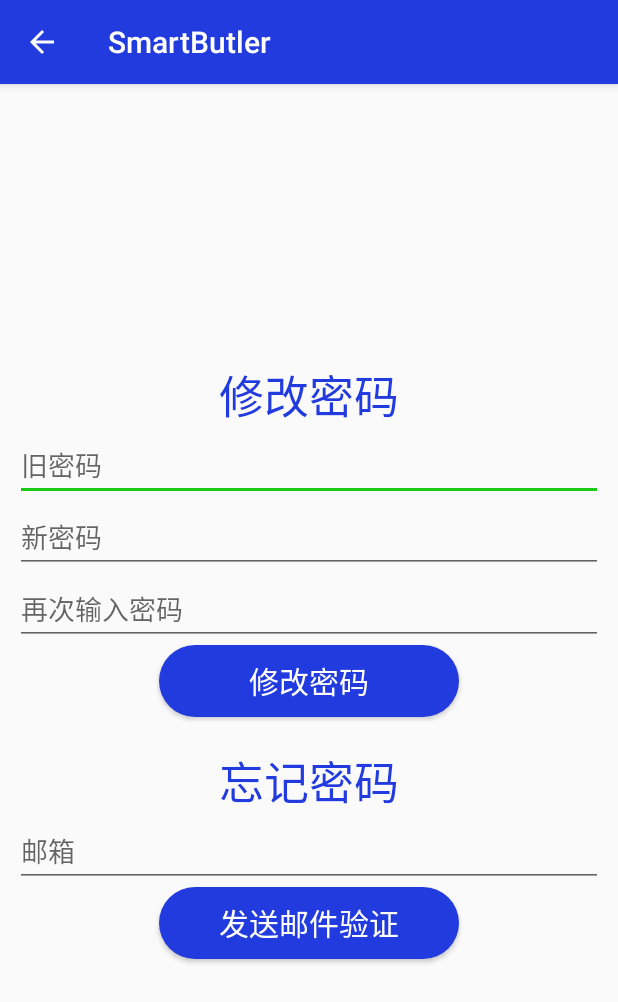
After one commit to zhongshiyi/SmartButler, an Android app: the ForgetPasswordActivity screen opened directly, with no data from a screen before it, on a phone screen of 412 x 824 dp. The commit adds this screen. Shown: the top 1002 px of the screen. Run offline under Robolectric (Android 15) with nearby library versions, the phone set to English and light mode, and no system bars; libraries missing offline, so code that uses them is left out: cn.bmob.v3; Roboto replaces fonts that are not available here.

Commit message:
实现更改/重置密码

```diff
--- a/app/src/main/AndroidManifest.xml
+++ b/app/src/main/AndroidManifest.xml
@@ -50,6 +50,8 @@
         <!--引导页-->
         <activity android:name=".ui.GuideActivity"
             android:theme="@style/NoActivityFullscreen"/>
+        <!--忘记/重置密码-->
+        <activity android:name=".ui.ForgetPasswordActivity"/>
     </application>
 
 </manifest>
--- /dev/null
+++ b/app/src/main/java/com/example/smartbutler/ui/ForgetPasswordActivity.java
@@ -0,0 +1,115 @@
+package com.example.smartbutler.ui;
+
+import android.content.Intent;
+import android.os.Bundle;
+import android.support.annotation.Nullable;
+import android.text.TextUtils;
+import android.view.View;
+import android.widget.Button;
+import android.widget.EditText;
+import android.widget.TextView;
+import android.widget.Toast;
+
+import com.example.smartbutler.R;
+import com.example.smartbutler.entity.MyUser;
+
+import cn.bmob.v3.exception.BmobException;
+import cn.bmob.v3.listener.UpdateListener;
+
+/**
+ * 项目名：    SmartButler
+ * 包名：      com.example.smartbutler.ui
+ * 文件名：    ForgetPasswordActivity
+ * 作者：      钟士宜
+ * 创建时间    2019/5/23 19:25
+ * 描述：      忘记/重置密码
+ */
+public class ForgetPasswordActivity extends BaseActivity implements View.OnClickListener {
+    private Button btn_forget_password;
+    private EditText et_email;
+    private EditText et_old_password;
+    private EditText et_new_password;
+    private EditText et_new_password_again;
+    private Button btn_change_password;
+
+    @Override
+    protected void onCreate(@Nullable Bundle savedInstanceState) {
+        super.onCreate(savedInstanceState);
+        setContentView(R.layout.activity_forget);
+
+        initView();
+    }
+
+    private void initView() {
+        btn_forget_password = findViewById(R.id.btn_forget_password);
+        btn_forget_password.setOnClickListener(this);
+
+        et_email = findViewById(R.id.et_email);
+        et_old_password = findViewById(R.id.et_old_password);
+        et_new_password = findViewById(R.id.et_new_password);
+        et_new_password_again = findViewById(R.id.et_new_password_again);
+
+
+        btn_change_password = findViewById(R.id.btn_change_password);
+        btn_change_password.setOnClickListener(this);
+
+    }
+
+    @Override
+    public void onClick(View v) {
+        switch (v.getId()) {
+            case R.id.btn_change_password:
+                //1、获取新旧密码的值
+                final String old_password = et_old_password.getText().toString().trim();
+                final String new_password = et_new_password.getText().toString().trim();
+                final String new_password_again = et_new_password_again.getText().toString().trim();
+                //2、判断是否为空
+                if (!TextUtils.isEmpty(old_password) & !TextUtils.isEmpty(new_password) & !TextUtils.isEmpty(new_password_again)){
+                    //3、判断密码是否输入一致
+                    if(new_password.equals(new_password_again)){
+                        //重置密码
+                        MyUser.updateCurrentUserPassword(old_password, new_password, new UpdateListener() {
+                            @Override
+                            public void done(BmobException e) {
+                                if (e == null) {
+                                    Toast.makeText(ForgetPasswordActivity.this,"更改密码成功！",Toast.LENGTH_SHORT).show();
+                                    finish();
+                                } else {
+                                    Toast.makeText(ForgetPasswordActivity.this,"更改密码失败:"+ e.toString(),Toast.LENGTH_SHORT).show();
+                                }
+                            }
+                        });
+                    }else{
+                        Toast.makeText(ForgetPasswordActivity.this,"两次密码不同！",Toast.LENGTH_SHORT).show();
+                    }
+                }else{
+                    Toast.makeText(ForgetPasswordActivity.this,"输入狂不能为空！",Toast.LENGTH_SHORT).show();
+                }
+                    break;
+            case R.id.btn_forget_password:
+                //1、获取输入框的邮箱
+                final String email = et_email.getText().toString().trim();
+                //2、判断是否为空
+                if (!TextUtils.isEmpty(email)) {
+                    //3、发送邮箱
+                    MyUser.resetPasswordByEmail(email, new UpdateListener() {
+
+                        @Override
+                        public void done(BmobException e) {
+                            if (e == null) {
+                                Toast.makeText(ForgetPasswordActivity.this, "邮件已经发送至："
+                                        + email, Toast.LENGTH_SHORT).show();
+                                finish();
+                            } else {
+                                Toast.makeText(ForgetPasswordActivity.this, "邮箱发送失败", Toast.LENGTH_SHORT).show();
+                            }
+                        }
+                    });
+
+                } else {
+                    Toast.makeText(this, "邮箱不能为空！", Toast.LENGTH_SHORT).show();
+                }
+                break;
+        }
+    }
+}
--- a/app/src/main/res/drawable/button_bg.xml
+++ b/app/src/main/res/drawable/button_bg.xml
@@ -1,5 +1,5 @@
 <?xml version="1.0" encoding="utf-8"?>
 <shape xmlns:android="http://schemas.android.com/apk/res/android">
-        <solid android:color="@color/colorAccent"/>
+        <solid android:color="@color/colorPrimary"/>
     <corners android:radius="30dp"/><!--圆角-->
 </shape>
--- /dev/null
+++ b/app/src/main/res/layout/activity_forget.xml
@@ -0,0 +1,67 @@
+<?xml version="1.0" encoding="utf-8"?>
+<LinearLayout xmlns:android="http://schemas.android.com/apk/res/android"
+    android:layout_width="match_parent"
+    android:layout_height="match_parent"
+    android:gravity="center"
+    android:orientation="vertical"
+    android:padding="10dp">
+
+    <TextView
+        android:layout_width="wrap_content"
+        android:layout_height="wrap_content"
+        android:text="修改密码"
+        android:textColor="@color/colorPrimary"
+        android:textSize="30sp" />
+
+    <EditText
+        android:id="@+id/et_old_password"
+        android:layout_width="match_parent"
+        android:layout_height="wrap_content"
+        android:hint="旧密码"/>
+
+    <EditText
+        android:id="@+id/et_new_password"
+        android:layout_width="match_parent"
+        android:layout_height="wrap_content"
+        android:hint="新密码"/>
+
+    <EditText
+        android:id="@+id/et_new_password_again"
+        android:layout_width="match_parent"
+        android:layout_height="wrap_content"
+        android:hint="再次输入密码"/>
+
+    <Button
+        android:id="@+id/btn_change_password"
+        android:layout_width="200dp"
+        android:layout_height="wrap_content"
+        android:text="修改密码"
+        android:textSize="20dp"
+        android:textColor="@android:color/white"
+        android:background="@drawable/button_bg"/>
+
+    <TextView
+        android:layout_marginTop="20dp"
+        android:layout_width="wrap_content"
+        android:layout_height="wrap_content"
+        android:text="忘记密码"
+        android:textColor="@color/colorPrimary"
+        android:textSize="30sp" />
+
+    <EditText
+        android:id="@+id/et_email"
+        android:layout_width="match_parent"
+        android:layout_height="wrap_content"
+        android:hint="邮箱"/>
+
+    <Button
+        android:id="@+id/btn_forget_password"
+        android:layout_width="200dp"
+        android:layout_height="wrap_content"
+        android:text="发送邮件验证"
+        android:textSize="20sp"
+        android:textColor="@android:color/white"
+        android:background="@drawable/button_bg"/>
+
+
+</LinearLayout>
--- a/app/src/main/res/layout/activity_login.xml
+++ b/app/src/main/res/layout/activity_login.xml
@@ -70,7 +70,7 @@
             android:background="@android:color/darker_gray"/>
 
         <TextView
-            android:id="@+id/btn_forget"
+            android:id="@+id/tv_forget"
             android:layout_width="60dp"
             android:layout_height="20dp"
             android:gravity="center"
```
Also changed, not shown: app/src/main/java/com/example/smartbutler/ui/LoginActivity.java (+8 -0 lines).
